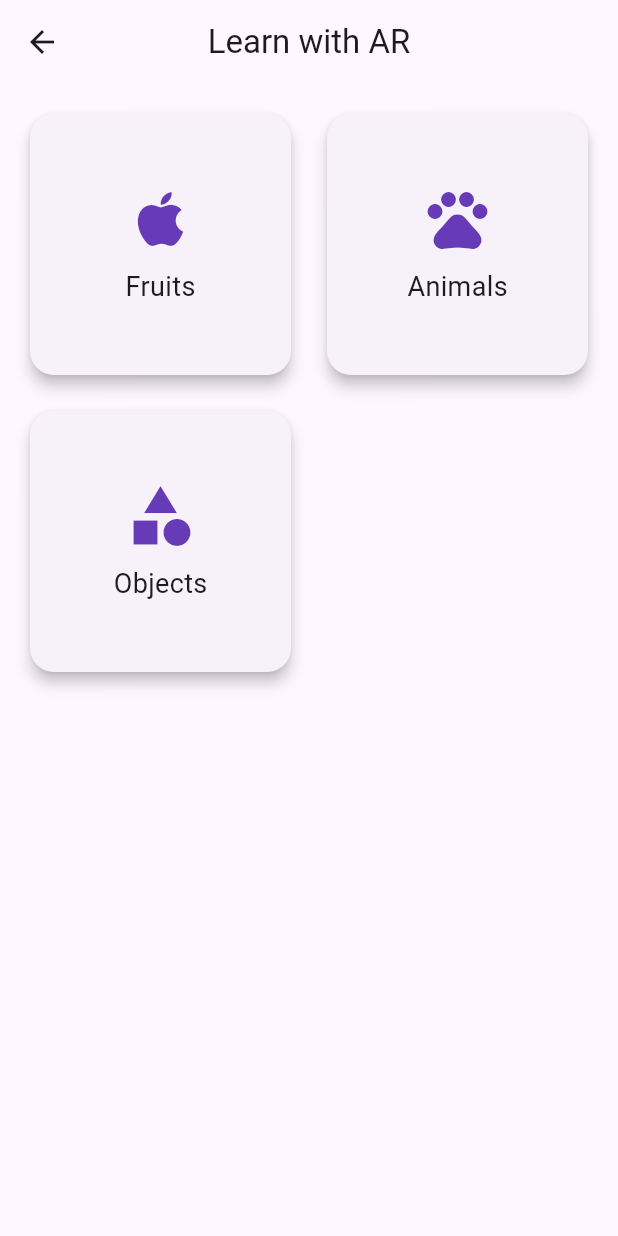
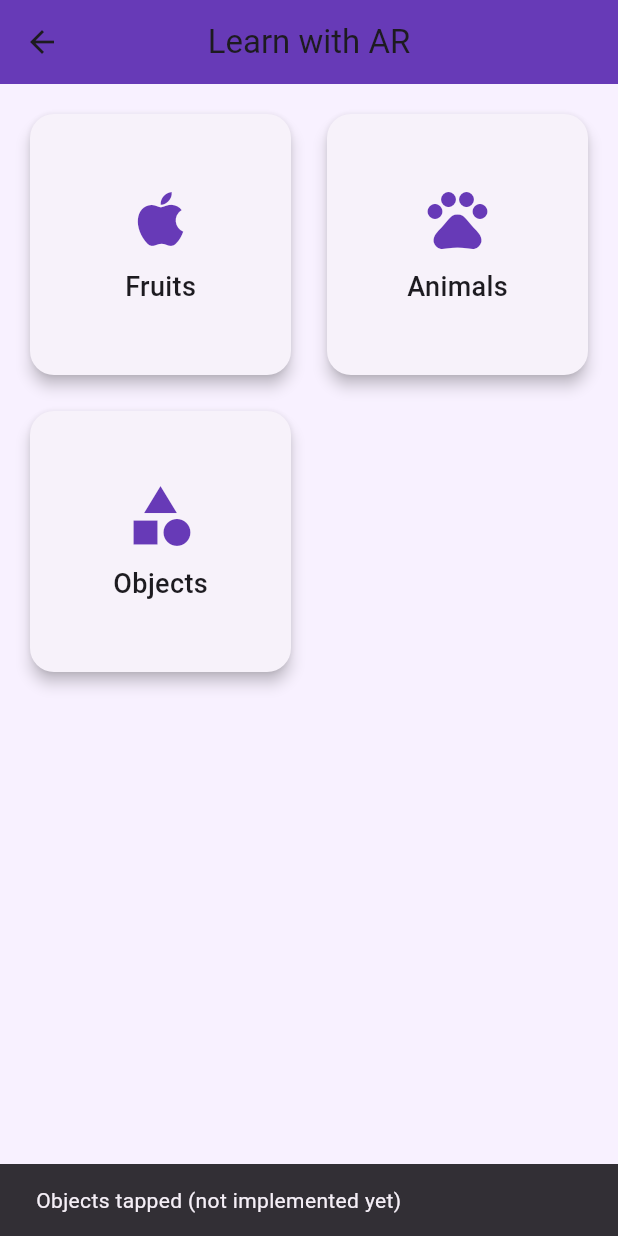
Before and after one commit to Clyn1/ar_language_app, a Flutter app: the HomeScreen screen opened directly, after a tap on "Objects", on a phone screen of 412 x 824 dp. Run offline on Flutter 3.47's test engine with Material 3 defaults, Android fonts, the light colour scheme and no system bars; our stand-ins replace flutter_tts; network calls fail.

Commit message:
Initial commit for AR

```diff
--- a/lib/src/views/home_screen.dart
+++ b/lib/src/views/home_screen.dart
@@ -1,4 +1,6 @@
 import 'package:flutter/material.dart';
+import 'package:ar_language_app/src/views/lessons/fruit_lesson_page.dart';
+import 'package:ar_language_app/src/views/lessons/animals_lesson_page.dart';
 
 class HomeScreen extends StatelessWidget {
   final List<Map<String, dynamic>> categories = [
@@ -10,9 +12,11 @@ class HomeScreen extends StatelessWidget {
   @override
   Widget build(BuildContext context) {
     return Scaffold(
+      backgroundColor: Color(0xFFF8F1FF),
       appBar: AppBar(
         title: Text('Learn with AR'),
         centerTitle: true,
+        backgroundColor: Colors.deepPurple,
       ),
       body: GridView.builder(
         padding: const EdgeInsets.all(16),
@@ -25,9 +29,25 @@ class HomeScreen extends StatelessWidget {
         ),
         itemBuilder: (context, index) {
           final category = categories[index];
+          final String title = category['title'].toString().toLowerCase();
+
           return GestureDetector(
             onTap: () {
-              // Later: Navigate to AR view
+              if (title == 'fruits') {
+                Navigator.push(
+                  context,
+                  MaterialPageRoute(builder: (_) => FruitLessonPage()),
+                );
+              } else if (title == 'animals') {
+                Navigator.push(
+                  context,
+                  MaterialPageRoute(builder: (_) => AnimalsLessonPage()),
+                );
+              } else {
+                ScaffoldMessenger.of(context).showSnackBar(
+                  SnackBar(content: Text('${category['title']} tapped (not implemented yet)')),
+                );
+              }
             },
             child: Card(
               elevation: 4,
@@ -38,7 +58,10 @@ class HomeScreen extends StatelessWidget {
                   children: [
                     Icon(category['icon'], size: 48, color: Colors.deepPurple),
                     SizedBox(height: 8),
-                    Text(category['title'], style: TextStyle(fontSize: 18)),
+                    Text(
+                      category['title'],
+                      style: TextStyle(fontSize: 18, fontWeight: FontWeight.w500),
+                    ),
                   ],
                 ),
               ),
--- a/lib/src/views/lessons/fruit_lesson_page.dart
+++ b/lib/src/views/lessons/fruit_lesson_page.dart
@@ -15,7 +15,7 @@ class _FruitLessonPageState extends State<FruitLessonPage> {
       'image': 'https://cdn-icons-png.flaticon.com/512/415/415682.png',
     },
     {
-      'name': 'Banana',
+      'name': 'Strawberry',
       'image': 'https://cdn-icons-png.flaticon.com/512/590/590685.png',
     },
     {
```
Also changed, not shown: lib/src/views/home_page.dart (+5 -3 lines), lib/src/views/lesson_categories.dart (+7 -1 lines), lib/src/views/lessons/animals_lesson_page.dart (added, +93 -0 lines).
